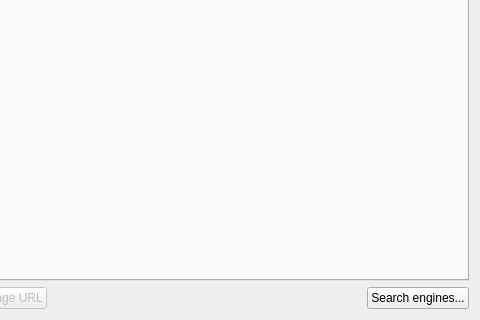
First picture: the form in src/gui/search/searchwidget.ui, repository SysAdminDoc/qBittorrent-Vanced, before the edit; both pictures show x 340 to 820 and y 133 to 453 of the 820 by 453 pixel window.
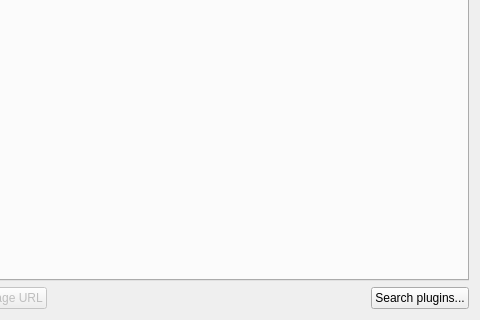
Second picture: the form after the edit.

Commit message:
Move basic search-related code into Core.
Also use qBittorrent torrent file download routines instead of
nova2dl.py script.

```diff
--- a/src/gui/search/searchwidget.ui
+++ b/src/gui/search/searchwidget.ui
@@ -144,7 +144,7 @@
        <item>
         <widget class="QPushButton" name="enginesButton">
          <property name="text">
-          <string>Search engines...</string>
+          <string>Search plugins...</string>
          </property>
         </widget>
        </item>
```
Left out of the diff: 4 changed lines with no effect on the pictures. The commit also changes 21 other files.
